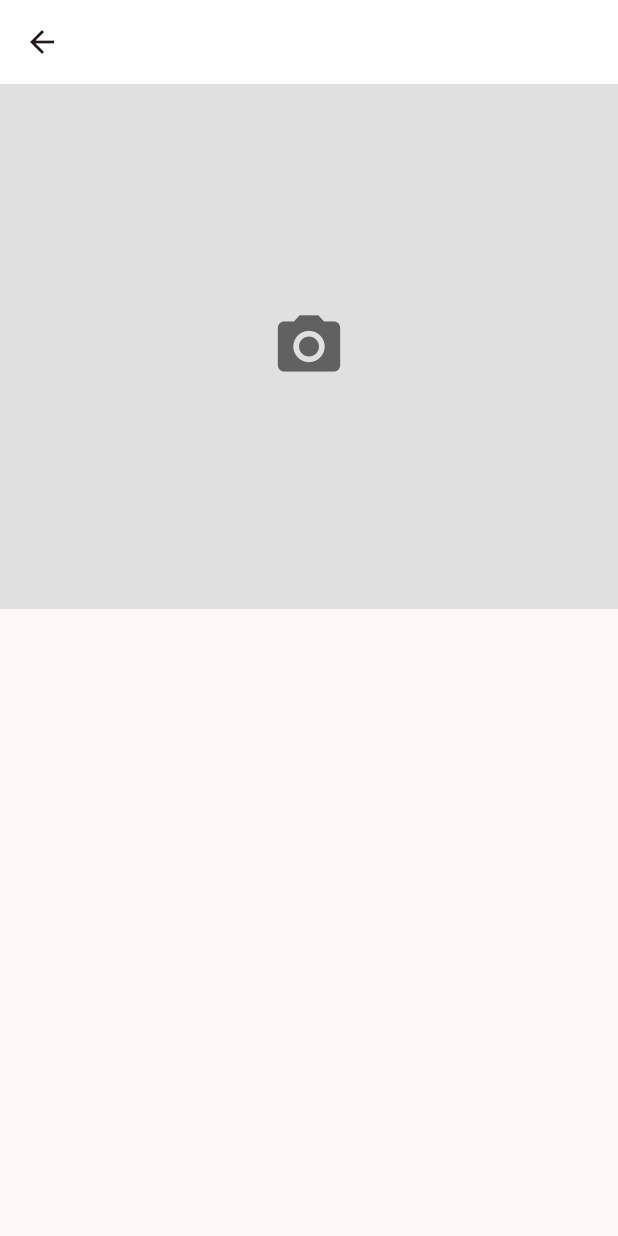
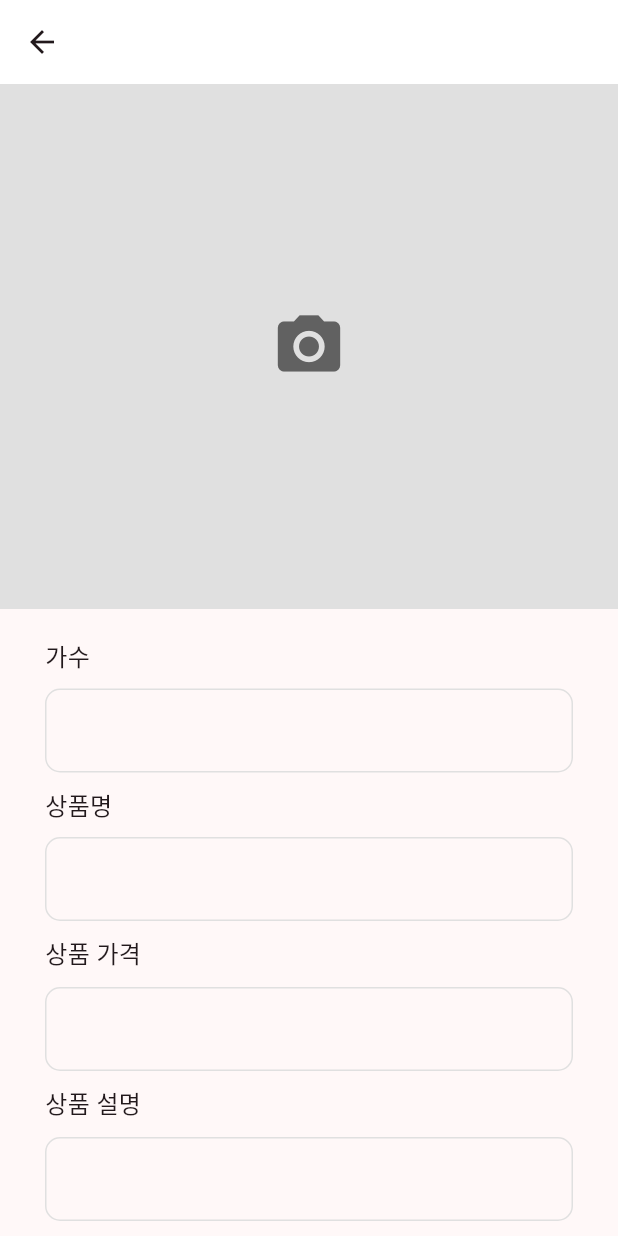
Before and after one commit to nakwon-music-shop/ONLINE_SHOPPINGMALL, a Flutter app: the RegistPage screen opened directly, on a phone screen of 412 x 824 dp. Run offline on Flutter 3.47's test engine with Material 3 defaults, Android fonts, the phone set to English and light mode, and no system bars; our stand-ins replace image_picker.

Commit message:
[add]정보 입력 위젯 InfoTextField  추가

```diff
--- a/nakwon_online_shoppingmall/lib/pages/regist/regist_page.dart
+++ b/nakwon_online_shoppingmall/lib/pages/regist/regist_page.dart
@@ -2,6 +2,7 @@ import 'package:flutter/material.dart';
 import 'package:image_picker/image_picker.dart';
 import 'dart:io';
 import 'package:nakwon_online_shoppingmall/pages/regist/widgets/background_photo.dart';
+import 'package:nakwon_online_shoppingmall/pages/regist/widgets/info_textField.dart';
 import 'package:nakwon_online_shoppingmall/pages/regist/widgets/jaket_photo_button.dart';
 
 class RegistPage extends StatefulWidget {
@@ -35,6 +36,13 @@ class _RegistPageState extends State<RegistPage> {
               ),
             ],
           ),
+          const SizedBox(
+            height: 20,
+          ),
+          InfoTextfield(data: '가수'),
+          InfoTextfield(data: '상품명'),
+          InfoTextfield(data: '상품 가격'),
+          InfoTextfield(data: '상품 설명'),
         ],
       ),
     );
--- /dev/null
+++ b/nakwon_online_shoppingmall/lib/pages/regist/widgets/info_textField.dart
@@ -0,0 +1,44 @@
+import 'package:flutter/material.dart';
+
+class InfoTextfield extends StatelessWidget {
+  String data;
+
+  InfoTextfield({super.key, required this.data});
+
+  @override
+  Widget build(BuildContext context) {
+    return Padding(
+      padding: const EdgeInsets.symmetric(horizontal: 30),
+      child: Column(
+        children: [
+          Align(
+            alignment: Alignment.centerLeft,
+            child: Text(
+              data,
+              style: const TextStyle(fontSize: 16),
+            ),
+          ),
+          const SizedBox(
+            height: 10,
+          ),
+          TextField(
+            decoration: InputDecoration(
+                enabledBorder: OutlineInputBorder(
+                    borderRadius: BorderRadius.circular(10),
+                    borderSide:
+                        BorderSide(width: 1.0, color: Colors.grey[300]!))),
+          ),
+          // Container(
+          //   decoration: BoxDecoration(
+          //       border: Border.all(color: Colors.grey[300]!),
+          //       borderRadius: BorderRadius.circular(10)),
+          //   child: TextField(),
+          // ),
+          const SizedBox(
+            height: 10,
+          )
+        ],
+      ),
+    );
+  }
+}
```
